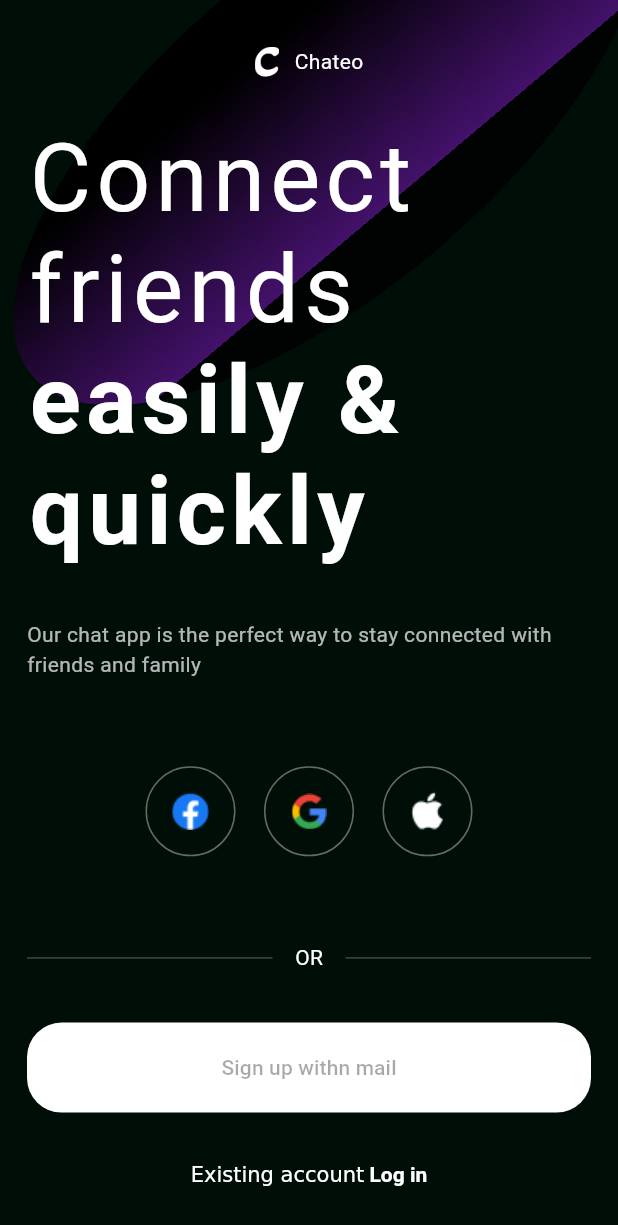
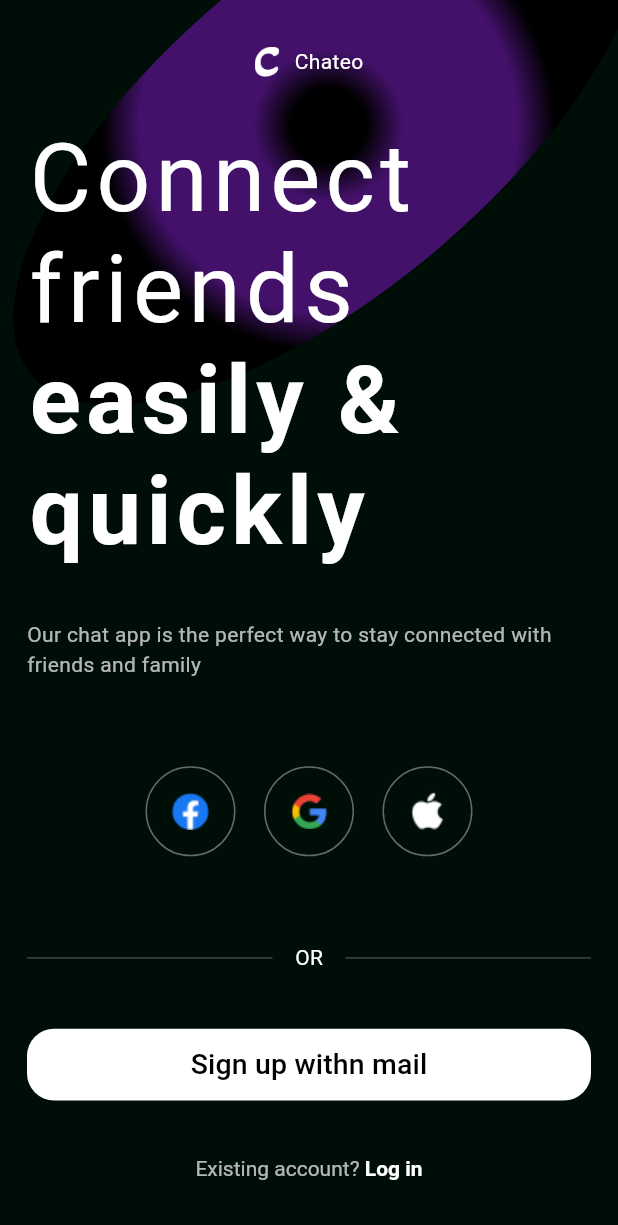
Before and after one commit to josephdgb1996/chateo-flutter, a Flutter app: the screen it shows after launch, on a phone screen of 412 x 824 dp. Shown: the top 1225 px of the screen. Run offline on Flutter 3.47's test engine with Material 3 defaults, Android fonts, the phone set to English and light mode, and no system bars.

Commit message:
ui changes

```diff
--- a/lib/src/app.dart
+++ b/lib/src/app.dart
@@ -1,8 +1,6 @@
 import 'package:app/src/module/auth/screens/auth_screen.dart';
+// import 'package:app/src/module/auth/screens/signin_screen.dart';
 import 'package:flutter/material.dart';
-//ui
-
-void main() => runApp(const Chateo());
 
 class Chateo extends StatelessWidget {
   const Chateo({super.key});
--- a/lib/src/core/theme/colors.dart
+++ /dev/null
@@ -1,2 +0,0 @@
-
-// #24786D
--- /dev/null
+++ b/lib/src/core/ui/drawable.dart
@@ -0,0 +1,3 @@
+class AppDrawable {
+
+}
--- /dev/null
+++ b/lib/src/core/ui/theme/colors.dart
@@ -0,0 +1,3 @@
+class AppColors {
+  AppColors._();
+}
--- a/lib/src/module/auth/screens/auth_screen.dart
+++ b/lib/src/module/auth/screens/auth_screen.dart
@@ -1,3 +1,6 @@
+// ignore_for_file: avoid_print
+
+import 'package:app/src/module/shared/custom_rounded_button.dart';
 import 'package:flutter/material.dart';
 import 'package:app/src/module/auth/widgets/auth_background.dart';
 import 'package:app/src/module/auth/widgets/circular_social_button.dart';
@@ -47,12 +50,7 @@ class _MainText extends StatelessWidget {
 
   @override
   Widget build(BuildContext context) {
-    TextStyle richTextStyle = const TextStyle(
-      color: Colors.white,
-      fontWeight: FontWeight.w400,
-      fontSize: 63,
-      letterSpacing: 3.5
-    );
+    TextStyle richTextStyle = const TextStyle(color: Colors.white, fontWeight: FontWeight.w400, fontSize: 63, letterSpacing: 3.5);
 
     return Column(crossAxisAlignment: CrossAxisAlignment.start, mainAxisAlignment: MainAxisAlignment.spaceBetween, children: [
       RichText(
@@ -110,17 +108,14 @@ class _SignUpWithEmail extends StatelessWidget {
   @override
   Widget build(BuildContext context) {
     return Column(mainAxisAlignment: MainAxisAlignment.spaceEvenly, children: [
-      TextButton(
-        onPressed: null,
-        style: TextButton.styleFrom(
-          minimumSize: Size(MediaQuery.of(context).size.width, 60),
-          backgroundColor: Colors.white,
-          shape: RoundedRectangleBorder(borderRadius: BorderRadius.circular(23)),
-        ),
-        child: const Text("Sign up withn mail"),
-      ),
+      const CustomRoundedButton(text: "Sign up withn mail"),
       RichText(
-        text: const TextSpan(text: "Existing account", children: [TextSpan(text: " Log in", style: TextStyle(fontWeight: FontWeight.bold))]),
+        text: const TextSpan(text: "Existing account?", style: TextStyle(color: Colors.white70), children: [
+          TextSpan(
+            text: " Log in",
+            style: TextStyle(fontWeight: FontWeight.bold, color: Colors.white)
+          )
+        ]),
       )
     ]);
   }
--- /dev/null
+++ b/lib/src/module/shared/custom_rounded_button.dart
@@ -0,0 +1,19 @@
+import 'package:flutter/material.dart';
+
+class CustomRoundedButton extends StatelessWidget {
+  final String text;
+  const CustomRoundedButton({super.key, required this.text});
+
+  @override
+  Widget build(BuildContext context) {
+    return TextButton(
+      onPressed: () => print("Sign up withn mail"),
+      style: TextButton.styleFrom(
+        minimumSize: Size(MediaQuery.of(context).size.width, MediaQuery.of(context).size.height * 0.058),
+        backgroundColor: Colors.white,
+        shape: RoundedRectangleBorder(borderRadius: BorderRadius.circular(18)),
+      ),
+      child: Text(text, style: const TextStyle(color: Colors.black, fontSize: 19.0)),
+    );
+  }
+}
```
Also changed, not shown: lib/src/core/ui/theme/theme.dart (added, +23 -0 lines), lib/src/module/auth/screens/signin_screen.dart (+36 -1 lines), lib/src/module/auth/widgets/auth_background.dart (+15 -6 lines), lib/src/core/theme/theme.dart (deleted), lib/src/module/shared/rounded_button.dart (deleted), 1 other file.
